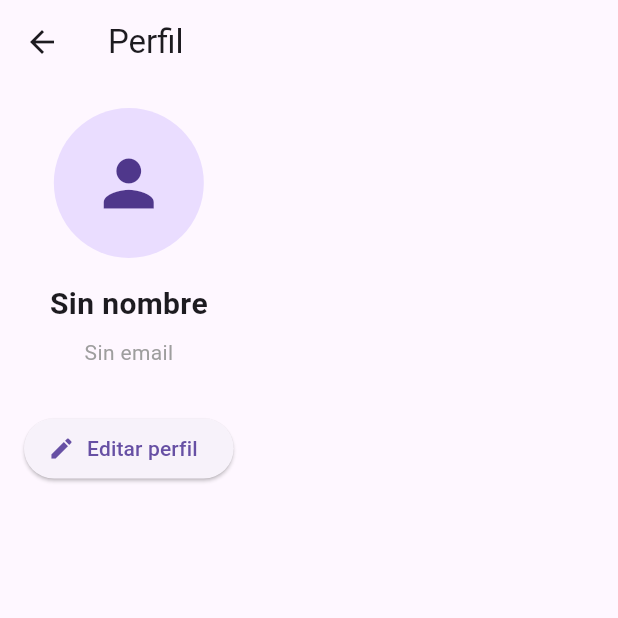
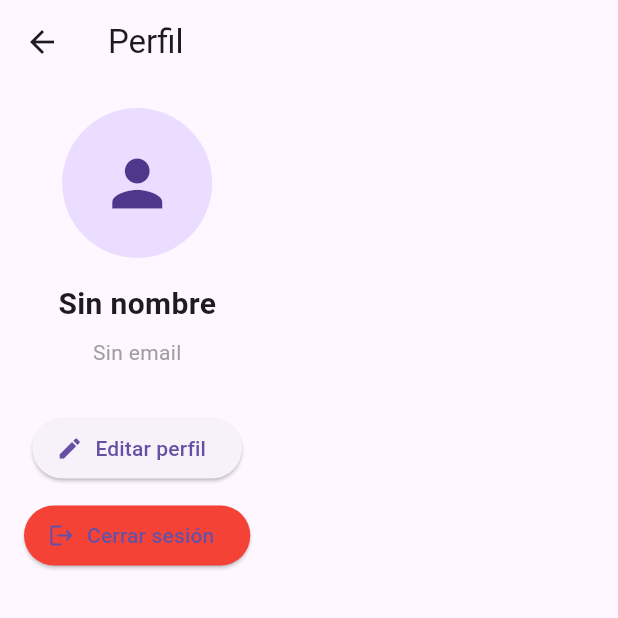
Before and after one commit to mrami8/leafy_app_flutter, a Flutter app: the ProfileScreen screen opened directly, on a phone screen of 412 x 824 dp, the top half of it. Run offline on Flutter 3.47's test engine with Material 3 defaults, Android fonts, the phone set to English and light mode, and no system bars; our stand-ins replace image_picker, supabase_flutter, table_calendar; accounts and stored records are empty.

Commit message:
New logout profile screen +

```diff
--- a/lib/screens/profile_screen.dart
+++ b/lib/screens/profile_screen.dart
@@ -1,7 +1,9 @@
 import 'package:flutter/material.dart';
 import 'package:provider/provider.dart';
 import 'package:leafy_app_flutter/providers/user_profile_provider.dart';
+import 'package:leafy_app_flutter/providers/auth_provider.dart';
 import 'edit_profile_screen.dart';
+import 'package:leafy_app_flutter/LoginScreen.dart';
 
 class ProfileScreen extends StatelessWidget {
   const ProfileScreen({super.key});
@@ -12,8 +14,7 @@ class ProfileScreen extends StatelessWidget {
 
     return Scaffold(
       appBar: AppBar(title: Text('Perfil')),
-      body:
-          userProfileProvider.isLoading
+      body: userProfileProvider.isLoading
           ? Center(child: CircularProgressIndicator())
           : Padding(
               padding: const EdgeInsets.all(16.0),
@@ -23,12 +24,10 @@ class ProfileScreen extends StatelessWidget {
                   // Foto de perfil
                   CircleAvatar(
                     radius: 50,
-                      backgroundImage:
-                          userProfileProvider.fotoPerfil.isNotEmpty
+                    backgroundImage: userProfileProvider.fotoPerfil.isNotEmpty
                         ? NetworkImage(userProfileProvider.fotoPerfil)
                         : null,
-                      child:
-                          userProfileProvider.fotoPerfil.isEmpty
+                    child: userProfileProvider.fotoPerfil.isEmpty
                         ? Icon(Icons.person, size: 50)
                         : null,
                   ),
@@ -65,6 +64,25 @@ class ProfileScreen extends StatelessWidget {
                     icon: Icon(Icons.edit),
                     label: Text('Editar perfil'),
                   ),
+                  SizedBox(height: 10),
+                  // Botón para cerrar sesión
+                  ElevatedButton.icon(
+                    onPressed: () async {
+                      final authProvider =
+                          Provider.of<AuthProvider>(context, listen: false);
+                      await authProvider.logout();
+
+                      Navigator.of(context).pushAndRemoveUntil(
+                        MaterialPageRoute(builder: (_) => LoginScreen()),
+                        (route) => false,
+                      );
+                    },
+                    icon: Icon(Icons.logout),
+                    label: Text('Cerrar sesión'),
+                    style: ElevatedButton.styleFrom(
+                      backgroundColor: Colors.red,
+                    ),
+                  ),
                 ],
               ),
             ),
```
Lines whose indentation alone changed are shown as unchanged.
